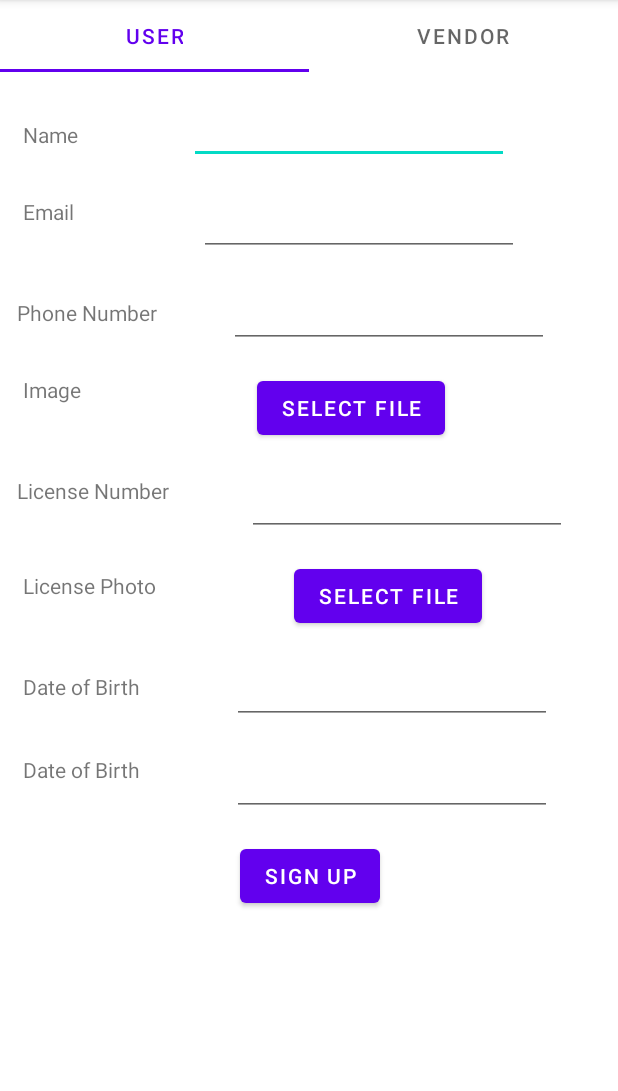
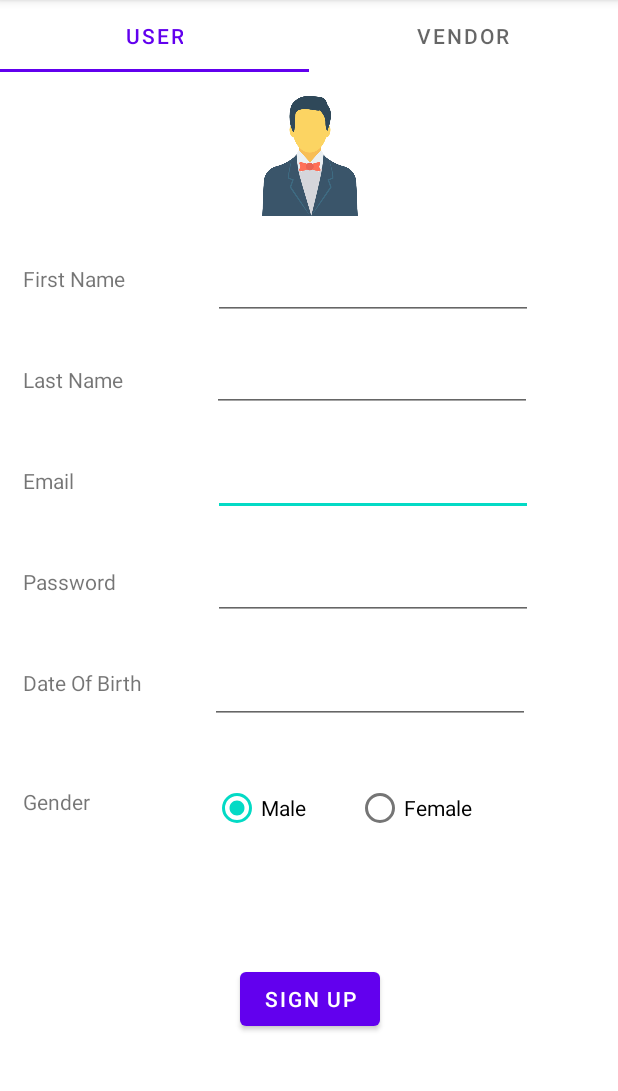
Before and after one commit to Dhruv96/Research-Project, an Android app: the UserTabFragment screen opened directly, with no data from a screen before it, on a phone screen of 412 x 824 dp, the part 84-1175 px from its top. Run offline under Robolectric (Android 15) with nearby library versions, the phone set to English and light mode, and no system bars; our stand-ins replace Firebase (no records; nobody signed in at launch, a user with empty details on screens opened directly).

Commit message:
Some work done on Signup Screen

```diff
--- a/app/src/main/AndroidManifest.xml
+++ b/app/src/main/AndroidManifest.xml
@@ -1,6 +1,7 @@
 <?xml version="1.0" encoding="utf-8"?>
 <manifest xmlns:android="http://schemas.android.com/apk/res/android"
     package="com.example.rentitnow">
+    <uses-permission android:name="android.permission.READ_EXTERNAL_STORAGE" />
 
     <application
         android:allowBackup="true"
@@ -9,7 +10,9 @@
         android:roundIcon="@mipmap/ic_launcher_round"
         android:supportsRtl="true"
         android:theme="@style/Theme.RentItNow">
-        <activity android:name=".SignupActivity"></activity>
+        <activity android:name=".LicenseDetailsActivity"></activity>
+        <activity android:name=".UserHomeActivity" />
+        <activity android:name=".SignupActivity" />
         <activity android:name=".LoginActivity">
             <intent-filter>
                 <action android:name="android.intent.action.MAIN" />
--- a/app/src/main/res/layout/activity_login.xml
+++ b/app/src/main/res/layout/activity_login.xml
@@ -7,7 +7,7 @@
     tools:context=".LoginActivity">
 
     <TextView
-        android:id="@+id/textViewName"
+        android:id="@+id/textViewFName"
         android:layout_width="wrap_content"
         android:layout_height="wrap_content"
         android:layout_marginStart="32dp"
@@ -34,7 +34,7 @@
         android:layout_marginTop="72dp"
         android:text="@string/email"
         app:layout_constraintStart_toStartOf="parent"
-        app:layout_constraintTop_toBottomOf="@+id/textViewName" />
+        app:layout_constraintTop_toBottomOf="@+id/textViewFName" />
 
     <EditText
         android:id="@+id/emailEditText"
@@ -68,7 +68,7 @@
         android:entries="@array/user_types"
         app:layout_constraintEnd_toEndOf="parent"
         app:layout_constraintHorizontal_bias="0.63"
-        app:layout_constraintStart_toEndOf="@+id/textViewName"
+        app:layout_constraintStart_toEndOf="@+id/textViewFName"
         app:layout_constraintTop_toTopOf="parent" />
 
     <Button
--- a/app/src/main/res/layout/fragment_user_tab.xml
+++ b/app/src/main/res/layout/fragment_user_tab.xml
@@ -1,138 +1,45 @@
 <?xml version="1.0" encoding="utf-8"?>
-<androidx.constraintlayout.widget.ConstraintLayout xmlns:app="http://schemas.android.com/apk/res-auto"
+<androidx.constraintlayout.widget.ConstraintLayout xmlns:android="http://schemas.android.com/apk/res/android"
+    xmlns:app="http://schemas.android.com/apk/res-auto"
     xmlns:tools="http://schemas.android.com/tools"
-    xmlns:android="http://schemas.android.com/apk/res/android"
     android:layout_width="match_parent"
     android:layout_height="match_parent"
     tools:context=".UserTabFragment">
 
     <!-- TODO: Update blank fragment layout -->
 
-    <TextView
-        android:id="@+id/textViewName"
+
+    <EditText
+        android:id="@+id/editTextEmail"
         android:layout_width="wrap_content"
         android:layout_height="wrap_content"
-        android:layout_marginStart="16dp"
-        android:layout_marginTop="32dp"
-        android:text="Name"
-        app:layout_constraintStart_toStartOf="parent"
-        app:layout_constraintTop_toTopOf="parent" />
-
-    <EditText
-        android:id="@+id/editTextName"
-        android:layout_width="wrap_content"
-        android:layout_height="wrap_content"
-        android:layout_marginTop="16dp"
+        android:layout_marginTop="24dp"
         android:ems="10"
         android:inputType="textPersonName"
         app:layout_constraintEnd_toEndOf="parent"
-        app:layout_constraintStart_toEndOf="@+id/textViewName"
-        app:layout_constraintTop_toTopOf="parent" />
+        app:layout_constraintHorizontal_bias="0.613"
+        app:layout_constraintStart_toEndOf="@+id/textViewEmail"
+        app:layout_constraintTop_toBottomOf="@+id/editTextLastName" />
 
     <TextView
         android:id="@+id/textViewEmail"
         android:layout_width="wrap_content"
         android:layout_height="wrap_content"
         android:layout_marginStart="16dp"
-        android:layout_marginTop="32dp"
-        android:text="Email"
+        android:layout_marginTop="48dp"
+        android:text="@string/email"
         app:layout_constraintStart_toStartOf="parent"
-        app:layout_constraintTop_toBottomOf="@+id/textViewName" />
-
-    <EditText
-        android:id="@+id/editTextEmail"
-        android:layout_width="wrap_content"
-        android:layout_height="wrap_content"
-        android:layout_marginStart="16dp"
-        android:layout_marginTop="16dp"
-        android:ems="10"
-        android:inputType="textPersonName"
-        app:layout_constraintEnd_toEndOf="parent"
-        app:layout_constraintStart_toEndOf="@+id/textViewEmail"
-        app:layout_constraintTop_toBottomOf="@+id/editTextName" />
+        app:layout_constraintTop_toBottomOf="@+id/textViewLName" />
 
     <TextView
         android:id="@+id/textViewPhn"
         android:layout_width="wrap_content"
         android:layout_height="wrap_content"
-        android:layout_marginStart="12dp"
+        android:layout_marginStart="16dp"
         android:layout_marginTop="48dp"
-        android:text="Phone Number"
+        android:text="@string/password"
         app:layout_constraintStart_toStartOf="parent"
         app:layout_constraintTop_toBottomOf="@+id/textViewEmail" />
-
-    <EditText
-        android:id="@+id/editTextPhn"
-        android:layout_width="wrap_content"
-        android:layout_height="wrap_content"
-        android:layout_marginTop="16dp"
-        android:ems="10"
-        android:inputType="textPersonName"
-        app:layout_constraintEnd_toEndOf="parent"
-        app:layout_constraintStart_toEndOf="@+id/textViewPhn"
-        app:layout_constraintTop_toBottomOf="@+id/editTextEmail" />
-    <TextView
-        android:id="@+id/textViewUserImage"
-        android:layout_width="wrap_content"
-        android:layout_height="wrap_content"
-        android:layout_marginStart="16dp"
-        android:layout_marginTop="32dp"
-        android:text="Image"
-        app:layout_constraintStart_toStartOf="parent"
-        app:layout_constraintTop_toBottomOf="@+id/textViewPhn" />
-    <Button
-        android:id="@+id/SelectUserImage"
-        android:layout_width="wrap_content"
-        android:layout_height="wrap_content"
-        android:layout_marginTop="16dp"
-        android:text="Select File"
-        app:layout_constraintEnd_toEndOf="parent"
-        app:layout_constraintStart_toEndOf="@+id/textViewUserImage"
-        app:layout_constraintTop_toBottomOf="@+id/editTextPhn"  />
-
-
-
-    <TextView
-        android:id="@+id/textViewLicenseNo"
-        android:layout_width="wrap_content"
-        android:layout_height="wrap_content"
-        android:layout_marginStart="12dp"
-        android:layout_marginTop="48dp"
-        android:text="License Number"
-        app:layout_constraintStart_toStartOf="parent"
-        app:layout_constraintTop_toBottomOf="@+id/textViewUserImage" />
-
-    <EditText
-        android:id="@+id/editTextLicenseNo"
-        android:layout_width="wrap_content"
-        android:layout_height="wrap_content"
-        android:layout_marginStart="16dp"
-        android:layout_marginTop="16dp"
-        android:ems="10"
-        android:inputType="textPersonName"
-        app:layout_constraintEnd_toEndOf="parent"
-        app:layout_constraintStart_toEndOf="@+id/textViewLicenseNo"
-        app:layout_constraintTop_toBottomOf="@+id/SelectUserImage" />
-
-    <TextView
-        android:id="@+id/textViewLicensePhoto"
-        android:layout_width="wrap_content"
-        android:layout_height="wrap_content"
-        android:layout_marginStart="16dp"
-        android:layout_marginTop="44dp"
-        android:text="License Photo"
-        app:layout_constraintStart_toStartOf="parent"
-        app:layout_constraintTop_toBottomOf="@+id/textViewLicenseNo" />
-
-    <Button
-        android:id="@+id/SelectLicenseImage"
-        android:layout_width="wrap_content"
-        android:layout_height="wrap_content"
-        android:layout_marginTop="16dp"
-        android:text="Select File"
-        app:layout_constraintEnd_toEndOf="parent"
-        app:layout_constraintStart_toEndOf="@+id/textViewLicensePhoto"
-        app:layout_constraintTop_toBottomOf="@+id/editTextLicenseNo"  />
 
     <TextView
         android:id="@+id/textViewDOB"
@@ -140,52 +47,128 @@
         android:layout_height="wrap_content"
         android:layout_marginStart="16dp"
         android:layout_marginTop="48dp"
-        android:text="Date of Birth"
+        android:text="@string/dob"
         app:layout_constraintStart_toStartOf="parent"
-        app:layout_constraintTop_toBottomOf="@+id/textViewLicensePhoto" />
+        app:layout_constraintTop_toBottomOf="@+id/textViewPhn" />
+
+    <EditText
+        android:id="@+id/editTextLastName"
+        android:layout_width="wrap_content"
+        android:layout_height="wrap_content"
+        android:layout_marginTop="16dp"
+        android:ems="10"
+        android:inputType="textPersonName"
+        app:layout_constraintEnd_toEndOf="parent"
+        app:layout_constraintStart_toEndOf="@+id/textViewLName"
+        app:layout_constraintTop_toBottomOf="@+id/editTextFirstName" />
+
+    <EditText
+        android:id="@+id/editTextPasswordSignup"
+        android:layout_width="wrap_content"
+        android:layout_height="wrap_content"
+        android:layout_marginTop="24dp"
+        android:ems="10"
+        android:inputType="textPassword"
+        app:layout_constraintEnd_toEndOf="parent"
+        app:layout_constraintHorizontal_bias="0.528"
+        app:layout_constraintStart_toEndOf="@+id/textViewPhn"
+        app:layout_constraintTop_toBottomOf="@+id/editTextEmail" />
+
+    <Button
+        android:id="@+id/signup_btn"
+        android:layout_width="wrap_content"
+        android:layout_height="wrap_content"
+        android:layout_marginBottom="4dp"
+        android:text="Sign Up"
+        app:layout_constraintBottom_toBottomOf="parent"
+        app:layout_constraintEnd_toEndOf="parent"
+        app:layout_constraintStart_toStartOf="parent"
+        app:layout_constraintTop_toBottomOf="@+id/genderRadioGrp" />
+
+    <TextView
+        android:id="@+id/textViewFName"
+        android:layout_width="wrap_content"
+        android:layout_height="wrap_content"
+        android:layout_marginStart="16dp"
+        android:layout_marginTop="32dp"
+        android:text="@string/first_name"
+        app:layout_constraintStart_toStartOf="parent"
+        app:layout_constraintTop_toBottomOf="@+id/SelectUserImage" />
+
+    <TextView
+        android:id="@+id/textViewLName"
+        android:layout_width="wrap_content"
+        android:layout_height="wrap_content"
+        android:layout_marginStart="16dp"
+        android:layout_marginTop="48dp"
+        android:text="@string/last_name"
+        app:layout_constraintStart_toStartOf="parent"
+        app:layout_constraintTop_toBottomOf="@+id/textViewFName" />
 
     <EditText
         android:id="@+id/editTextDOB"
         android:layout_width="wrap_content"
         android:layout_height="wrap_content"
-        android:layout_marginStart="16dp"
-        android:layout_marginTop="16dp"
+        android:layout_marginTop="24dp"
         android:ems="10"
         android:inputType="textPersonName"
         app:layout_constraintEnd_toEndOf="parent"
+        app:layout_constraintHorizontal_bias="0.429"
         app:layout_constraintStart_toEndOf="@+id/textViewDOB"
-        app:layout_constraintTop_toBottomOf="@+id/SelectLicenseImage" />
+        app:layout_constraintTop_toBottomOf="@+id/editTextPasswordSignup" />
+
+    <EditText
+        android:id="@+id/editTextFirstName"
+        android:layout_width="wrap_content"
+        android:layout_height="wrap_content"
+        android:layout_marginTop="24dp"
+        android:ems="10"
+        android:inputType="textPersonName"
+        app:layout_constraintEnd_toEndOf="parent"
+        app:layout_constraintStart_toEndOf="@+id/textViewFName"
+        app:layout_constraintTop_toBottomOf="@+id/SelectUserImage" />
 
     <TextView
         android:id="@+id/textViewGender"
         android:layout_width="wrap_content"
         android:layout_height="wrap_content"
         android:layout_marginStart="16dp"
-        android:layout_marginTop="36dp"
-        android:text="Date of Birth"
+        android:layout_marginTop="60dp"
+        android:text="@string/gender"
         app:layout_constraintStart_toStartOf="parent"
         app:layout_constraintTop_toBottomOf="@+id/textViewDOB" />
 
-    <EditText
-        android:id="@+id/editTextGender"
-        android:layout_width="wrap_content"
-        android:layout_height="wrap_content"
-        android:layout_marginStart="16dp"
-        android:layout_marginTop="16dp"
-        android:ems="10"
-        android:inputType="textPersonName"
+    <RadioGroup
+        android:id="@+id/genderRadioGrp"
+        android:layout_width="190dp"
+        android:layout_height="53dp"
+        android:layout_marginTop="32dp"
+        android:orientation="horizontal"
         app:layout_constraintEnd_toEndOf="parent"
         app:layout_constraintStart_toEndOf="@+id/textViewGender"
-        app:layout_constraintTop_toBottomOf="@+id/editTextDOB" />
+        app:layout_constraintTop_toBottomOf="@+id/editTextDOB">
 
-    <Button
-        android:id="@+id/SignUp"
-        android:layout_width="wrap_content"
-        android:layout_height="wrap_content"
+        <RadioButton
+            android:id="@+id/maleRdb"
+            android:layout_width="95dp"
+            android:layout_height="wrap_content"
+            android:text="@string/male" />
+
+        <RadioButton
+            android:id="@+id/femaleRdb"
+            android:layout_width="95dp"
+            android:layout_height="wrap_content"
+            android:text="@string/female" />
+    </RadioGroup>
+
+    <ImageView
+        android:id="@+id/SelectUserImage"
+        android:layout_width="80dp"
+        android:layout_height="80dp"
         android:layout_marginTop="16dp"
-        android:text="Sign Up"
+        android:src="@drawable/maleuser"
         app:layout_constraintEnd_toEndOf="parent"
         app:layout_constraintStart_toStartOf="parent"
-        app:layout_constraintTop_toBottomOf="@+id/editTextGender" />
+        app:layout_constraintTop_toTopOf="parent" />
 
 </androidx.constraintlayout.widget.ConstraintLayout>
--- a/app/src/main/res/values/strings.xml
+++ b/app/src/main/res/values/strings.xml
@@ -9,4 +9,12 @@
     <string name="vendor">Vendor</string>
     <!-- TODO: Remove or change this placeholder text -->
     <string name="hello_blank_fragment">Hello blank fragment</string>
+    <string name="select_file">Select File</string>
+    <string name="sign_up">Sign Up</string>
+    <string name="first_name">First Name</string>
+    <string name="last_name">Last Name</string>
+    <string name="gender">Gender</string>
+    <string name="male">Male</string>
+    <string name="female">Female</string>
+    <string name="dob">Date Of Birth</string>
 </resources>
--- a/build.gradle
+++ b/build.gradle
@@ -8,7 +8,7 @@ buildscript {
     dependencies {
         classpath "com.android.tools.build:gradle:4.1.1"
         classpath "org.jetbrains.kotlin:kotlin-gradle-plugin:$kotlin_version"
-
+        classpath 'com.google.gms:google-services:4.3.10'
         // NOTE: Do not place your application dependencies here; they belong
         // in the individual module build.gradle files
     }
```
Also changed, not shown: app/build.gradle (+10 -2 lines), app/src/main/java/com/example/rentitnow/LicenseDetailsActivity.kt (added, +21 -0 lines), app/src/main/java/com/example/rentitnow/User.kt (added, +10 -0 lines), app/src/main/java/com/example/rentitnow/UserHomeActivity.kt (added, +11 -0 lines), app/src/main/java/com/example/rentitnow/UserTabFragment.kt (+94 -31 lines), app/src/main/res/layout/activity_license_details.xml (added, +9 -0 lines), app/src/main/res/layout/activity_user_home.xml (added, +9 -0 lines), app/src/main/res/layout/fragment_vendor_tab.xml (+8 -8 lines), app/src/main/res/drawable/femaleuser.png (added), app/src/main/res/drawable/maleuser.png (added), 1 other file.
